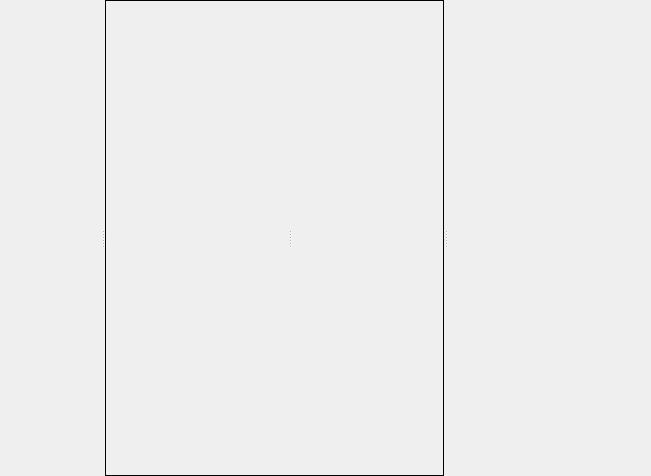
Qt form packages/Mock/Animator/animator.ui (tommo/gii) before a commit.
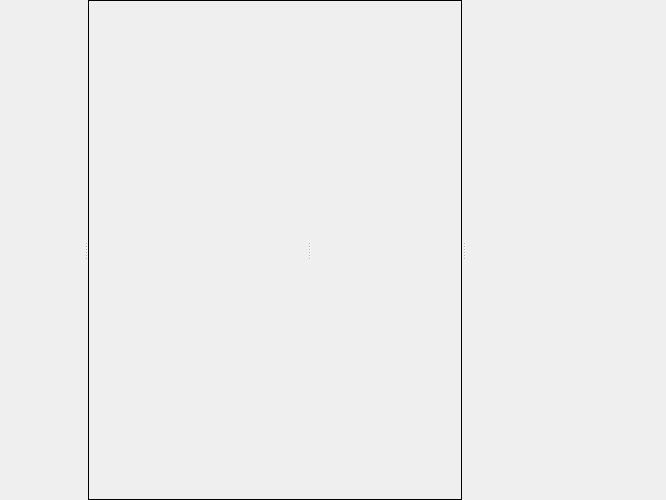
The same form after that commit.

Commit message: progress on animator view; add animator data asset type; some tweak for performance

Diff of the .ui file:
```diff
--- a/packages/Mock/Animator/animator.ui
+++ b/packages/Mock/Animator/animator.ui
@@ -6,8 +6,8 @@
    <rect>
     <x>0</x>
     <y>0</y>
-    <width>651</width>
-    <height>476</height>
+    <width>666</width>
+    <height>500</height>
    </rect>
   </property>
   <property name="windowTitle">
@@ -101,7 +101,7 @@
             <widget class="QWidget" name="containerPlayTool" native="true">
              <property name="minimumSize">
               <size>
-               <width>180</width>
+               <width>220</width>
                <height>25</height>
               </size>
              </property>
```
The commit also changes 21 other files.
